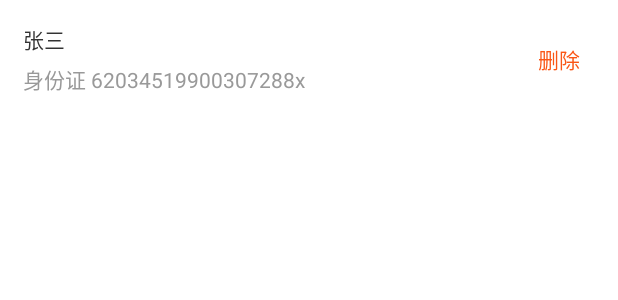
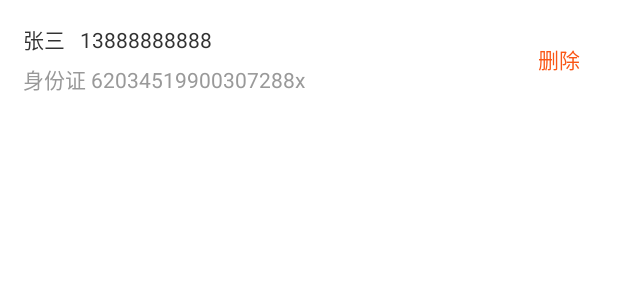
Before and after one commit to liuguofeng719/BuyTickets, an Android app: the layout selected_passenger_item.xml on its own in the app's theme, with its tools: preview values and no code run, on a phone screen of 412 x 824 dp. Shown: the top 300 px of the screen. Run offline under Robolectric (Android 15) with nearby library versions, the phone set to English and light mode, and no system bars.

Commit message:
新增电话号码字段

```diff
--- a/app/src/main/java/com/ticket/ui/activity/OrderDetailsActivity.java
+++ b/app/src/main/java/com/ticket/ui/activity/OrderDetailsActivity.java
@@ -102,6 +102,7 @@ public class OrderDetailsActivity extends BaseActivity {
                     TextView tv_pass_name;
                     TextView tv_id_card;
                     TextView tv_delete;
+                    TextView tv_phone;
 
                     @Override
                     public View createView(LayoutInflater layoutInflater) {
@@ -109,6 +110,7 @@ public class OrderDetailsActivity extends BaseActivity {
                         tv_pass_name = ButterKnife.findById(view, R.id.tv_pass_name);
                         tv_id_card = ButterKnife.findById(view, R.id.tv_id_card);
                         tv_delete = ButterKnife.findById(view, R.id.tv_delete);
+                        tv_phone = ButterKnife.findById(view, R.id.tv_phone);
                         tv_delete.setVisibility(View.INVISIBLE);
                         return view;
                     }
@@ -118,6 +120,7 @@ public class OrderDetailsActivity extends BaseActivity {
                         TLog.d(TAG_LOG, itemData.toString());
                         tv_pass_name.setText(itemData.getPassengerName());
                         tv_id_card.setText(itemData.getIdCard());
+                        tv_phone.setText(itemData.getMobileNumber());
                         if (itemData.isCanbeRefund()) {
                             tv_delete.setVisibility(View.VISIBLE);
                             tv_delete.setTag(itemData.getOrderDetailID());
--- a/app/src/main/java/com/ticket/ui/adpater/PassengerAdapter.java
+++ b/app/src/main/java/com/ticket/ui/adpater/PassengerAdapter.java
@@ -72,6 +72,7 @@ public class PassengerAdapter extends BaseAdapter {
         }
         PassengerVo passengerVo = (PassengerVo) getItem(position);
         holder.tv_pass_name.setText(passengerVo.getFullName());
+        holder.tv_phone.setText(passengerVo.getMobileNumber());
         holder.tv_id_card.setText("身份证 " + passengerVo.getIdCard());
         holder.cbo_selected.setChecked(checkItems.get(position));
         return convertView;
@@ -82,6 +83,8 @@ public class PassengerAdapter extends BaseAdapter {
         TextView tv_pass_name;
         @InjectView(R.id.tv_id_card)
         TextView tv_id_card;
+        @InjectView(R.id.tv_phone)
+        TextView tv_phone;
         @InjectView(R.id.cbo_selected)
         CheckBox cbo_selected;
     }
--- a/app/src/main/java/com/ticket/ui/adpater/PassengerMngAdapter.java
+++ b/app/src/main/java/com/ticket/ui/adpater/PassengerMngAdapter.java
@@ -65,6 +65,7 @@ public class PassengerMngAdapter extends BaseAdapter {
         }
         PassengerVo passengerVo = (PassengerVo) getItem(position);
         holder.tv_pass_name.setText(passengerVo.getFullName());
+        holder.tv_phone.setText(passengerVo.getMobileNumber());
         holder.tv_id_card.setText("身份证 " + passengerVo.getIdCard());
         holder.tv_del.setTag(passengerVo.getPassengerId());
         holder.tv_del.setOnClickListener(new View.OnClickListener() {
@@ -81,6 +82,8 @@ public class PassengerMngAdapter extends BaseAdapter {
         TextView tv_pass_name;
         @InjectView(R.id.tv_id_card)
         TextView tv_id_card;
+        @InjectView(R.id.tv_phone)
+        TextView tv_phone;
         @InjectView(R.id.tv_del)
         TextView tv_del;
     }
--- a/app/src/main/res/layout/selected_passenger_item.xml
+++ b/app/src/main/res/layout/selected_passenger_item.xml
@@ -14,14 +14,30 @@
         android:layout_weight="1"
         android:orientation="vertical">
 
-        <TextView
-            android:id="@+id/tv_pass_name"
+        <LinearLayout
             android:layout_width="wrap_content"
             android:layout_height="wrap_content"
-            android:layout_marginBottom="5dp"
-            android:text="张三"
-            android:textColor="@color/text_color"
-            android:textSize="14sp" />
+            android:orientation="horizontal"
+            >
+            <TextView
+                android:layout_weight="1"
+                android:id="@+id/tv_pass_name"
+                android:layout_width="0dp"
+                android:layout_height="wrap_content"
+                android:layout_marginBottom="5dp"
+                android:text="张三"
+                android:textColor="@color/text_color"
+                android:textSize="14sp"
+                />
+            <TextView
+                android:id="@+id/tv_phone"
+                android:layout_marginLeft="10dp"
+                android:layout_weight="1"
+                android:layout_width="0dp"
+                android:layout_height="wrap_content"
+                android:text="13888888888"
+                />
+        </LinearLayout>
 
         <TextView
             android:id="@+id/tv_id_card"
```
Also changed, not shown: app/src/main/res/layout/choose_passenger_item.xml (+22 -8 lines), app/src/main/res/layout/choose_passenger_item_del.xml (+22 -7 lines).
